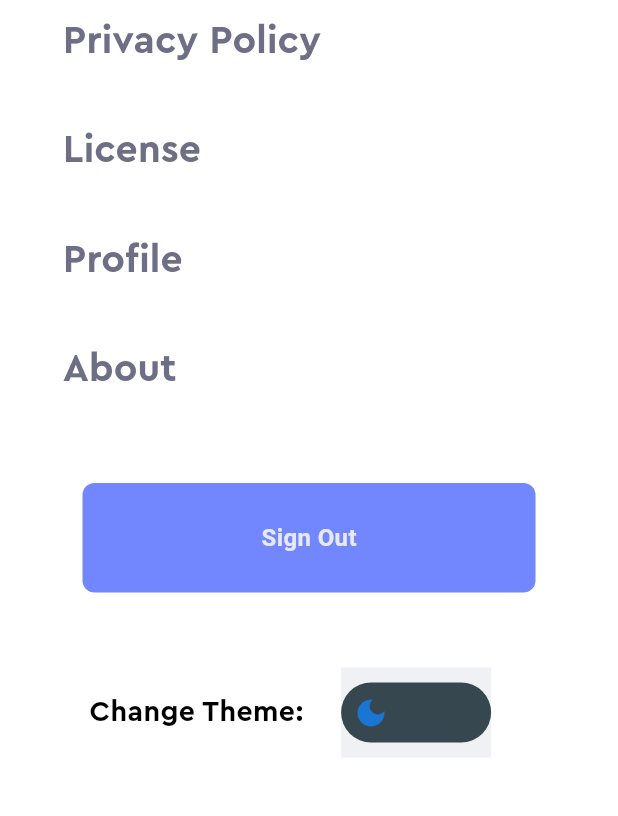
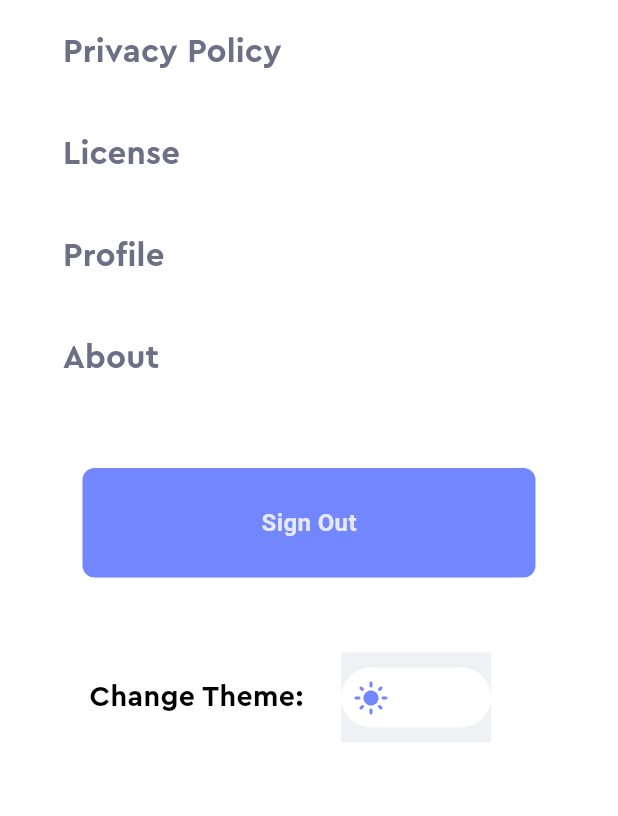
Before and after one commit to nots1dd/Hydraware, a Flutter app: the SettingsScreen screen opened by its route, on a phone screen of 412 x 824 dp, the part 228-1044 px from its top. Run offline on Flutter 3.47's test engine with Material 3 defaults, Android fonts, the light colour scheme and no system bars; our stand-ins replace animated_background, cloud_firestore, firebase_auth, firebase_core, flutter_dotenv, flutter_gemini and 5 more; missing offline and left inert: flutter_osm_plugin; accounts and stored records are empty; network calls fail.

Commit message:
FEAT: MASSIVE RECOLOR
+ dark mode
+ forgot password color fix
+ other fixes

```diff
--- a/lib/pages/settings_screen.dart
+++ b/lib/pages/settings_screen.dart
@@ -62,6 +62,7 @@ class SettingsScreen extends StatelessWidget {
                     ],
                   ),
                 ),
+                const SizedBox(height: 10),
                 SettingItem(
                     context: context,
                     page: '/privacy',
@@ -132,7 +133,7 @@ class SettingsScreen extends StatelessWidget {
             label,
             style: TextStyle(
                 color: Theme.of(context).colorScheme.onBackground,
-                fontSize: 26,
+                fontSize: 22,
                 fontWeight: FontWeight.bold,
                 fontFamily: 'Cera Pro'),
           ),
--- a/lib/pages/settings_screens/theme.dart
+++ b/lib/pages/settings_screens/theme.dart
@@ -29,11 +29,8 @@ class _ThemePageState extends State<ThemePage> {
               height: 40,
               width: 120,
               decoration: BoxDecoration(
-                borderRadius: BorderRadius.circular(20),
-                color: toggleVal
-                    ? Colors.blueGrey.shade600
-                    : Colors.blueGrey.shade800,
-              ),
+                  borderRadius: BorderRadius.circular(20),
+                  color: Theme.of(context).colorScheme.surface),
               child: Stack(
                 children: <Widget>[
                   AnimatedPositioned(
@@ -58,15 +55,17 @@ class _ThemePageState extends State<ThemePage> {
                               return RotationTransition(
                                   turns: animation, child: child);
                             },
-                            child: toggleVal
+                            child: !toggleVal
                                 ? Icon(
                                     Icons.light_mode,
-                                    color: Colors.blue.shade300,
+                                    color:
+                                        Theme.of(context).colorScheme.primary,
                                     key: UniqueKey(),
                                   )
                                 : Icon(
                                     Icons.dark_mode,
-                                    color: Colors.blue.shade700,
+                                    color:
+                                        Theme.of(context).colorScheme.primary,
                                     key: UniqueKey(),
                                   ),
                           )))
--- a/lib/pages/settings_screens/theme/dark_theme.dart
+++ b/lib/pages/settings_screens/theme/dark_theme.dart
@@ -2,12 +2,15 @@ import 'package:flutter/material.dart';
 
 ThemeData darkTheme = ThemeData(
     brightness: Brightness.dark,
-    appBarTheme: AppBarTheme(
-      backgroundColor: Colors.grey[900]!,
+    appBarTheme: const AppBarTheme(
+      backgroundColor: Color(0xff89b4fa),
     ),
     colorScheme: ColorScheme.dark(
-      background: Colors.black,
-      primary: Colors.grey[900]!,
-      secondary: Colors.grey[800]!,
-      tertiary: Colors.grey[100]!,
+      background: Color(0xff1e1e2e),
+      primary: Color(0xff89b4fa),
+      secondary: Color(0xffb4befe),
+      tertiary: Color(0xff89dceb),
+      onPrimary: Color(0xff11111b),
+      onBackground: Color(0xffcdd6f4),
+      onSurfaceVariant: Color(0xff313244),
     ));
--- a/lib/pages/settings_screens/theme/light_theme.dart
+++ b/lib/pages/settings_screens/theme/light_theme.dart
@@ -5,7 +5,7 @@ ThemeData lightTheme = ThemeData(
     appBarTheme: const AppBarTheme(
       backgroundColor: Color(0xff7287fd),
     ),
-    colorScheme: ColorScheme.light(
+    colorScheme: const ColorScheme.light(
       background: Color(0xffeff1f5),
       primary: Color(0xff7287fd),
       secondary: Color(0xff1e66f5),
```
Also changed, not shown: lib/pages/forgotpwdpage.dart (+8 -4 lines), assets/images/apple.png.
